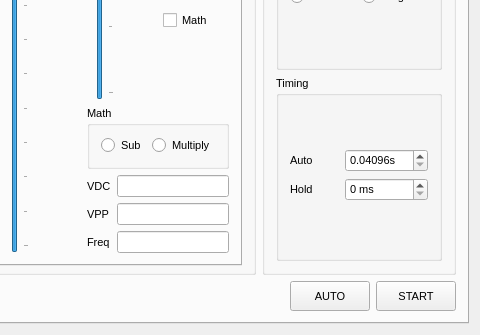
This is xprotolabinterface.ui in ganzziani/xscopes-qt as Qt 5 draws it before an edit; both pictures show x 370 to 850 and y 515 to 850 of the 850 by 850 pixel window. The edited form follows.
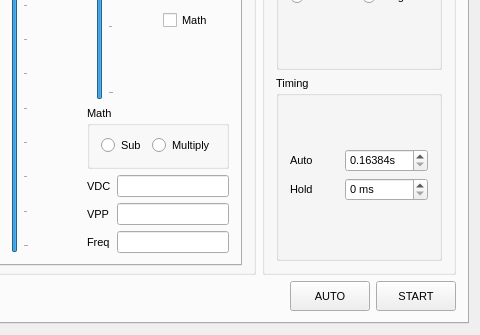
This is the edited form. Icons and pictures are not drawn. Custom widgets are drawn as their Qt base class.

Patch:
```diff
--- a/xprotolabinterface.ui
+++ b/xprotolabinterface.ui
@@ -2399,7 +2399,7 @@
                             <number>5</number>
                            </property>
                            <property name="minimum">
-                            <double>0.040960000000000</double>
+                            <double>0.163840000000000</double>
                            </property>
                            <property name="maximum">
                             <double>10.485760000000001</double>
```
